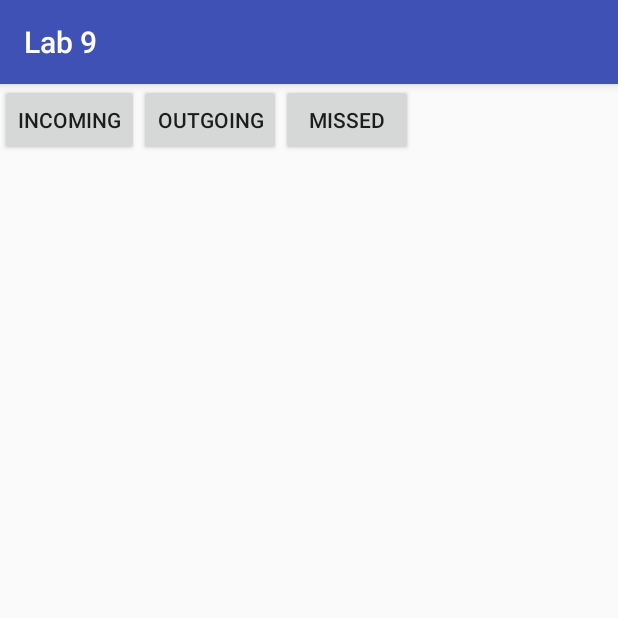
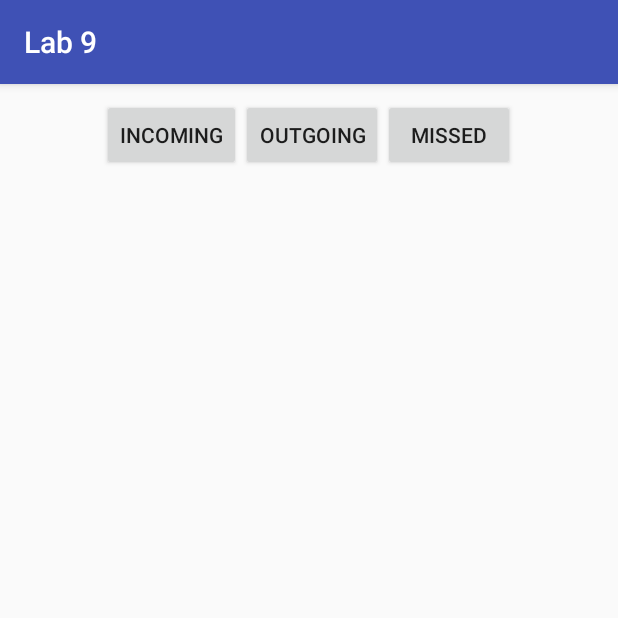
Before and after one commit to hqcd/Lab-9, an Android app: the screen it shows after launch (MainActivity), on a phone screen of 412 x 824 dp, the top half of it. Run offline under Robolectric (Android 15) with nearby library versions, the phone set to English and light mode, and no system bars.

```diff
--- a/app/src/main/res/layout/activity_main.xml
+++ b/app/src/main/res/layout/activity_main.xml
@@ -13,7 +13,9 @@
         <LinearLayout
             android:layout_width="match_parent"
             android:layout_height="wrap_content"
-            android:orientation="horizontal">
+            android:orientation="horizontal"
+            android:gravity="center_horizontal"
+            android:layout_marginTop="10dp">
 
 
             <Button
@@ -36,6 +38,13 @@
                 android:onClick="onClick"/>
         </LinearLayout>
 
+        <TextView
+        android:layout_width="wrap_content"
+            android:layout_marginTop="10dp"
+        android:layout_height="wrap_content"
+            android:layout_gravity="center_horizontal"
+        android:id="@+id/callTV"/>
+
     </LinearLayout>
 
 </android.support.constraint.ConstraintLayout>
--- a/build.gradle
+++ b/build.gradle
@@ -7,7 +7,7 @@ buildscript {
         jcenter()
     }
     dependencies {
-        classpath 'com.android.tools.build:gradle:3.1.4'
+        classpath 'com.android.tools.build:gradle:3.2.0-rc03'
 
 
         // NOTE: Do not place your application dependencies here; they belong
```
Also changed, not shown: app/src/main/java/com/example/quinten/lab9/MainActivity.java (+98 -0 lines), gradle/wrapper/gradle-wrapper.properties, 2 other files.
